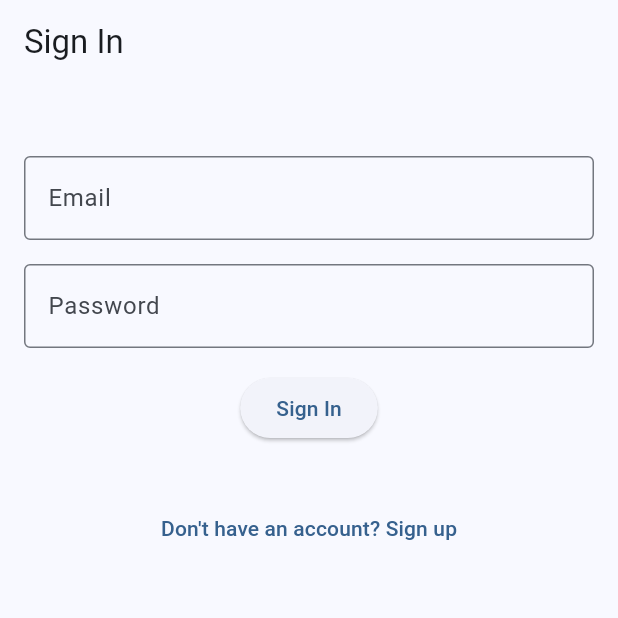
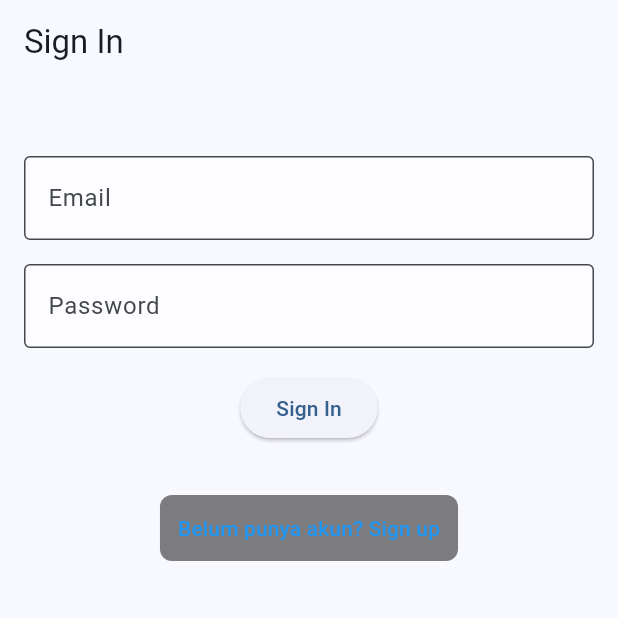
Before and after one commit to rustamumdp/fasum, a Flutter app: the screen it shows after launch, on a phone screen of 412 x 824 dp, the top half of it. Run offline on Flutter 3.47's test engine with Material 3 defaults, Android fonts, the phone set to English and light mode, and no system bars; our stand-ins replace cloud_firestore, firebase_auth, firebase_core, firebase_storage, image_picker; accounts and stored records are empty.

```diff
--- a/lib/screens/add_post_screen.dart
+++ b/lib/screens/add_post_screen.dart
@@ -106,8 +106,8 @@ class _AddPostScreenState extends State<AddPostScreen> {
                       'text': _postTextController.text,
                       'image_url': _imageUrl,
                       'timestamp': Timestamp.now(),
-                      'username': user?.displayName ?? 'Anonim', // Menambahkan nama pengguna
-                      'userId': user?.uid, // Menyimpan ID pengguna untuk referensi
+                      'username': user?.email ?? 'Anonim', // Gunakan email atau pengenal lainnya
+                      'userId': user?.uid, // Simpan ID pengguna untuk referensi
                     }).then((_) {
                       Navigator.pop(context);
                     }).catchError((error) {
--- a/lib/screens/sign_in_screen.dart
+++ b/lib/screens/sign_in_screen.dart
@@ -21,7 +21,10 @@ class _SignInScreenState extends State<SignInScreen> {
       appBar: AppBar(
         title: const Text('Sign In'),
       ),
-      body: Padding(
+      body: Stack(  // <-- Ukuran bg
+        children: [
+
+          Padding(
             padding: const EdgeInsets.all(16.0),
             child: SingleChildScrollView(
               child: Column(
@@ -32,6 +35,8 @@ class _SignInScreenState extends State<SignInScreen> {
                     decoration: const InputDecoration(
                       labelText: 'Email',
                       border: OutlineInputBorder(),
+                      filled: true, // Menambahkan latar belakang solid pada TextField
+                      fillColor: Colors.white70, // Warna latar belakang TextField
                     ),
                   ),
                   const SizedBox(height: 16.0),
@@ -40,6 +45,8 @@ class _SignInScreenState extends State<SignInScreen> {
                     decoration: const InputDecoration(
                       labelText: 'Password',
                       border: OutlineInputBorder(),
+                      filled: true, // Menambahkan latar belakang solid pada TextField
+                      fillColor: Colors.white70, // Warna latar belakang TextField
                     ),
                     obscureText: true,
                   ),
@@ -125,11 +132,25 @@ class _SignInScreenState extends State<SignInScreen> {
                         MaterialPageRoute(builder: (context) => const SignUpScreen()),
                       );
                     },
-                child: const Text('Don\'t have an account? Sign up'),
+                    style: TextButton.styleFrom(
+                      backgroundColor: Colors.black.withOpacity(0.5), // Ubah warna dan opasitas sesuai kebutuhan
+                      padding: const EdgeInsets.all(12), // Tambahkan padding agar tombol terlihat lebih baik
+                      shape: RoundedRectangleBorder(
+                        borderRadius: BorderRadius.circular(8), // Ubah sesuai kebutuhan
+                      ),
+                    ),
+                    child: const Text(
+                      'Belum punya akun? Sign up',
+                      style: TextStyle(
+                        color: Colors.blue, // Ubah warna teks sesuai kebutuhan
+                      ),
+                    ),
                   ),
                 ],
               ),
             ),
+          ),
+        ],
       ),
     );
   }
```
Also changed, not shown: lib/screens/home_screen.dart (+6 -2 lines). Lines whose indentation alone changed are shown as unchanged.
